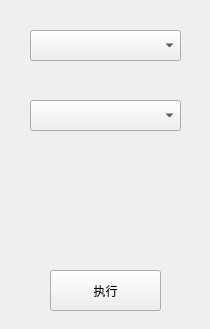
The window that client/gameserverOperator/ui/mainwindow.ui (face2wind/internalServiceProvider) describes before a commit, drawn with Qt 5.
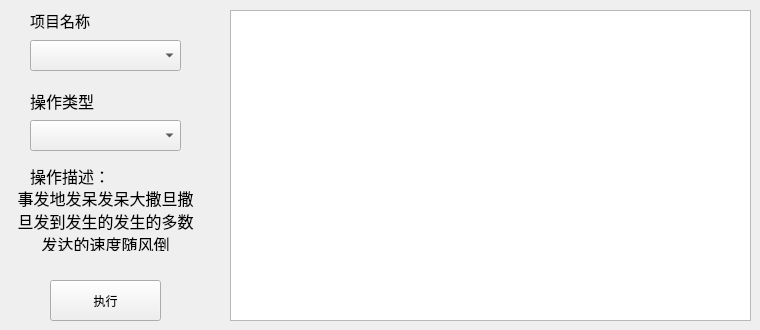
The same window after the commit.

Commit message: reset UI, add output message text box

Diff of the .ui file:
```diff
--- a/client/gameserverOperator/ui/mainwindow.ui
+++ b/client/gameserverOperator/ui/mainwindow.ui
@@ -6,10 +6,16 @@
    <rect>
     <x>0</x>
     <y>0</y>
-    <width>210</width>
-    <height>329</height>
+    <width>760</width>
+    <height>330</height>
    </rect>
   </property>
+  <property name="maximumSize">
+   <size>
+    <width>760</width>
+    <height>330</height>
+   </size>
+  </property>
   <property name="windowTitle">
    <string>MainWindow</string>
   </property>
@@ -18,7 +24,7 @@
     <property name="geometry">
      <rect>
       <x>50</x>
-      <y>270</y>
+      <y>280</y>
       <width>111</width>
       <height>41</height>
      </rect>
@@ -31,7 +37,7 @@
     <property name="geometry">
      <rect>
       <x>30</x>
-      <y>30</y>
+      <y>40</y>
       <width>151</width>
       <height>31</height>
      </rect>
@@ -41,7 +47,7 @@
     <property name="geometry">
      <rect>
       <x>30</x>
-      <y>100</y>
+      <y>120</y>
       <width>151</width>
       <height>31</height>
      </rect>
@@ -50,6 +56,94 @@
      <string/>
     </property>
    </widget>
+   <widget class="QLabel" name="describe_txt">
+    <property name="geometry">
+     <rect>
+      <x>10</x>
+      <y>190</y>
+      <width>191</width>
+      <height>61</height>
+     </rect>
+    </property>
+    <property name="font">
+     <font>
+      <pointsize>12</pointsize>
+     </font>
+    </property>
+    <property name="text">
+     <string>事发地发呆发呆大撒旦撒旦发到发生的发生的多数发达的速度随风倒</string>
+    </property>
+    <property name="alignment">
+     <set>Qt::AlignCenter</set>
+    </property>
+    <property name="wordWrap">
+     <bool>true</bool>
+    </property>
+   </widget>
+   <widget class="QLabel" name="label">
+    <property name="geometry">
+     <rect>
+      <x>30</x>
+      <y>10</y>
+      <width>81</width>
+      <height>21</height>
+     </rect>
+    </property>
+    <property name="font">
+     <font>
+      <pointsize>11</pointsize>
+     </font>
+    </property>
+    <property name="text">
+     <string>项目名称</string>
+    </property>
+   </widget>
+   <widget class="QLabel" name="label_2">
+    <property name="geometry">
+     <rect>
+      <x>30</x>
+      <y>90</y>
+      <width>91</width>
+      <height>21</height>
+     </rect>
+    </property>
+    <property name="font">
+     <font>
+      <pointsize>12</pointsize>
+     </font>
+    </property>
+    <property name="text">
+     <string>操作类型</string>
+    </property>
+   </widget>
+   <widget class="QLabel" name="label_3">
+    <property name="geometry">
+     <rect>
+      <x>30</x>
+      <y>160</y>
+      <width>91</width>
+      <height>31</height>
+     </rect>
+    </property>
+    <property name="font">
+     <font>
+      <pointsize>12</pointsize>
+     </font>
+    </property>
+    <property name="text">
+     <string>操作描述：</string>
+    </property>
+   </widget>
+   <widget class="QTextBrowser" name="output_msg_txt">
+    <property name="geometry">
+     <rect>
+      <x>230</x>
+      <y>10</y>
+      <width>521</width>
+      <height>311</height>
+     </rect>
+    </property>
+   </widget>
   </widget>
  </widget>
  <resources/>
```
The commit also changes 2 other files.
